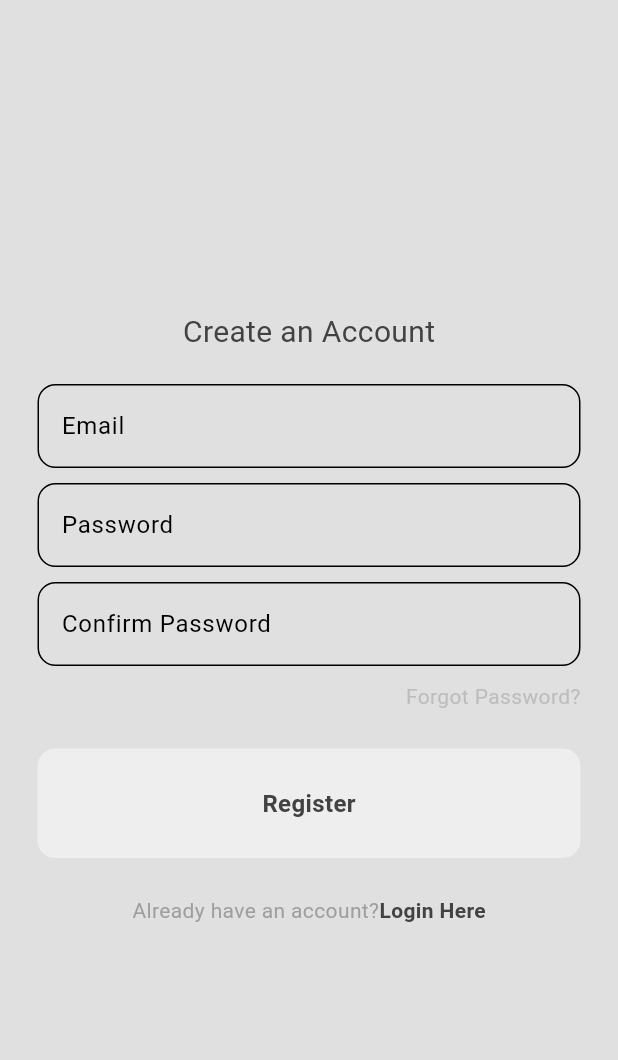
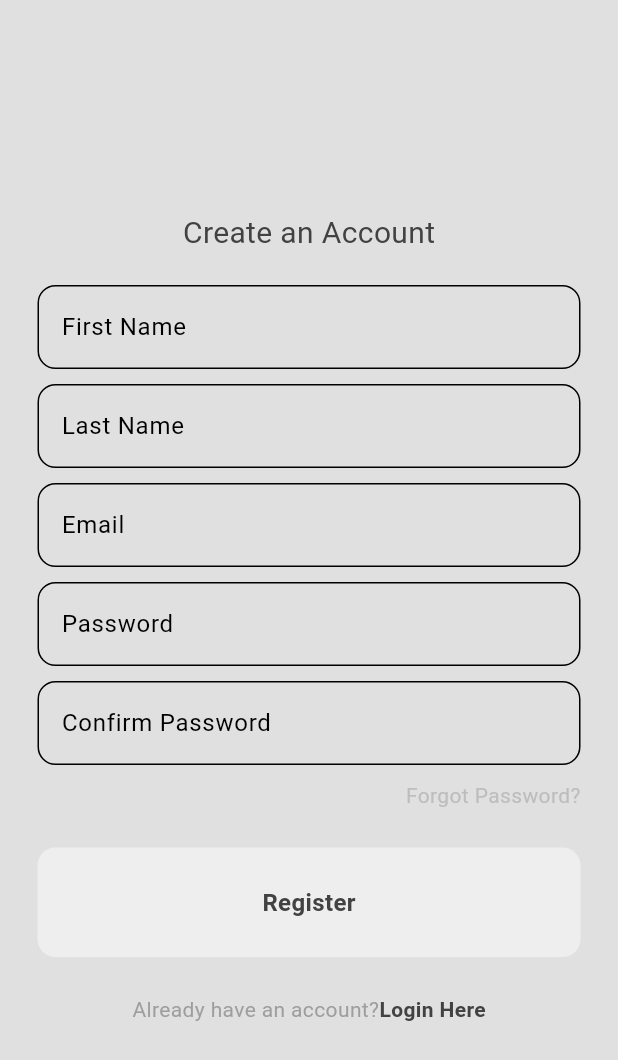
Before and after one commit to nelstran/booth, a Flutter app: the RegisterPage screen opened directly with empty values, on a phone screen of 412 x 824 dp. Shown: the top 1060 px of the screen. Run offline on Flutter 3.47's test engine with Material 3 defaults, Android fonts, the phone set to English and light mode, and no system bars; our stand-ins replace firebase_auth, firebase_core, firebase_database; accounts and stored records are empty.

Commit message:
added name to register page and navigation bar placeholder

```diff
--- a/lib/App_Pages/register_page.dart
+++ b/lib/App_Pages/register_page.dart
@@ -20,7 +20,8 @@ class RegisterPage extends StatefulWidget {
 
 class _RegisterPageState extends State<RegisterPage> {
   // Controllers for the textboxes
-  final TextEditingController usernameController = TextEditingController();
+  final TextEditingController firstNameController= TextEditingController();
+  final TextEditingController lastNameController= TextEditingController();
   final TextEditingController emailController = TextEditingController();
   final TextEditingController passwordController = TextEditingController();
   final TextEditingController confirmPwController = TextEditingController();
@@ -58,10 +59,10 @@ class _RegisterPageState extends State<RegisterPage> {
 
         Student newUser = Student(
           uid: userCredential.user!.uid,
-          // firstName: firstNameController.text,
-          // lastName: lastNameController.text,
-          firstName: "Booth",
-          lastName: "Test",
+          firstName: firstNameController.text,
+          lastName: lastNameController.text,
+          // firstName: "Booth",
+          // lastName: "Test",
         );
         controller.addUser(newUser);
 
@@ -109,14 +110,23 @@ class _RegisterPageState extends State<RegisterPage> {
 
               const SizedBox(height: 20),
 
-              // Username textfield
-              // TextBox(
-              //   hintText: "Username",
-              //   obscureText: false,
-              //   controller: usernameController,
-              // ),
+              // First name textfield
+              TextBox(
+                hintText: "First Name",
+                obscureText: false,
+                controller: firstNameController,
+              ),
 
-              // const SizedBox(height: 10),
+              const SizedBox(height: 10),
+
+              // Last name textfield
+              TextBox(
+                hintText: "Last Name",
+                obscureText: false,
+                controller: lastNameController,
+              ),
+
+              const SizedBox(height: 10),
 
               // Email textfield
               TextBox(
```
Also changed, not shown: lib/App_Pages/session_page.dart (+33 -0 lines).
